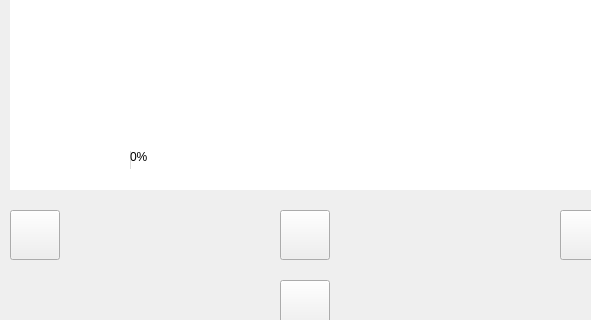
Old version of the form mainwindow.ui in the repository Cherrybomb33/HeartWave; both pictures show x 0 to 591 and y 180 to 500 of the 864 by 670 pixel window.
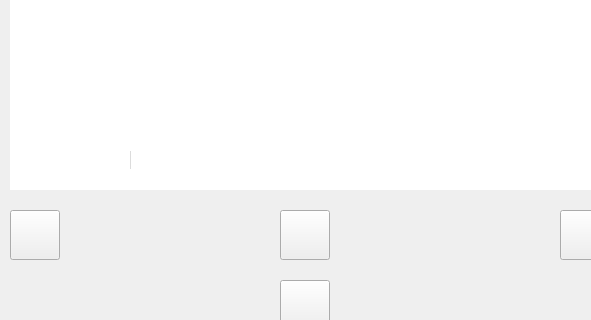
New version of the form. Icons and pictures are not drawn. Custom widgets are drawn as their Qt base class.

Diff of the .ui file:
```diff
--- a/mainwindow.ui
+++ b/mainwindow.ui
@@ -520,6 +520,9 @@
       <property name="value">
        <number>0</number>
       </property>
+      <property name="textVisible">
+       <bool>false</bool>
+      </property>
      </widget>
      <widget class="QCustomPlot" name="sessionGraph" native="true">
       <property name="geometry">
```
